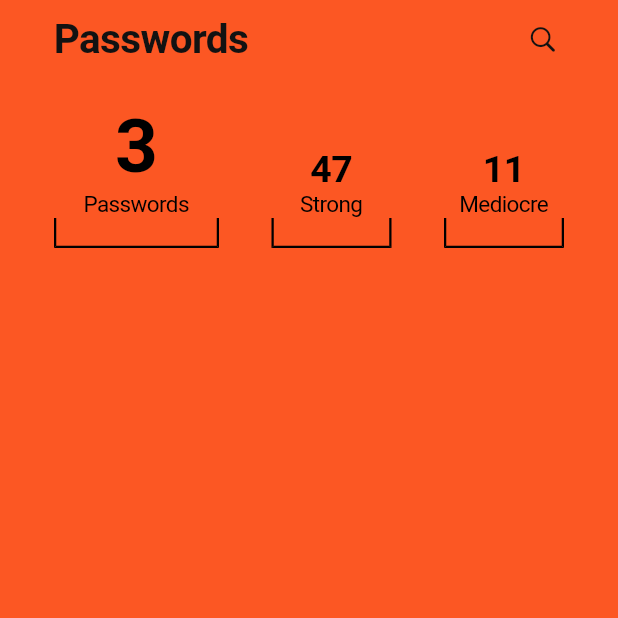
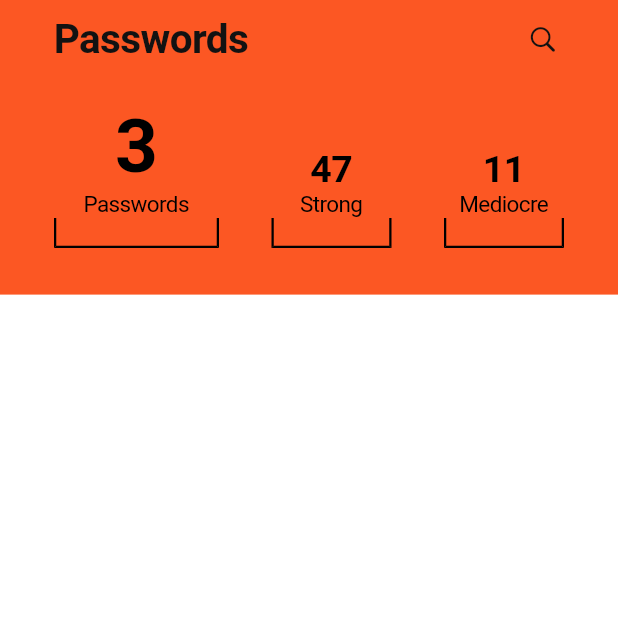
Before and after one commit to jacoberick/andrade-secure, a Flutter app: the screen it shows after launch, on a phone screen of 412 x 824 dp, the top half of it. Run offline on Flutter 3.47's test engine with Material 2 defaults, Android fonts, the phone set to English and light mode, and no system bars.

Commit message:
homepage architecture update, added blank list widget

```diff
--- a/lib/main.dart
+++ b/lib/main.dart
@@ -1,4 +1,5 @@
 import 'package:andrade_secure/providers/credential_provider.dart';
+import 'package:andrade_secure/widgets/credential_list.dart';
 import 'package:flutter/cupertino.dart';
 import 'package:provider/provider.dart';
 
@@ -18,11 +19,16 @@
 
   @override
   Widget build(BuildContext context) {
-    return const CupertinoApp(
+    return CupertinoApp(
       debugShowCheckedModeBanner: false,
       title: "Andrade Secure",
       home: CupertinoPageScaffold(
-        child: Dashboard(),
+        child: Column(
+          children: const [
+            Dashboard(),
+            CredentailList(),
+          ],
+        ),
       ),
     );
   }
--- a/lib/providers/credential_provider.dart
+++ b/lib/providers/credential_provider.dart
@@ -19,6 +19,6 @@ class CredentialProvider with ChangeNotifier {
     }
   ];
 
-  get credentials => _credentails;
+  get credentialArr => _credentails;
   get credentialLength => _credentails.length;
 }
--- a/lib/widgets/dashboard.dart
+++ b/lib/widgets/dashboard.dart
@@ -46,7 +46,7 @@ class Dashboard extends StatelessWidget {
 
     return Container(
       color: const Color(0xfffc5723),
-      padding: EdgeInsets.fromLTRB(20, statusBarHeight, 20, 0),
+      padding: EdgeInsets.fromLTRB(20, statusBarHeight, 20, 15),
       child: Column(
         children: [
           Row(
```
Also changed, not shown: lib/widgets/credential_list.dart (+16 -1 lines).
